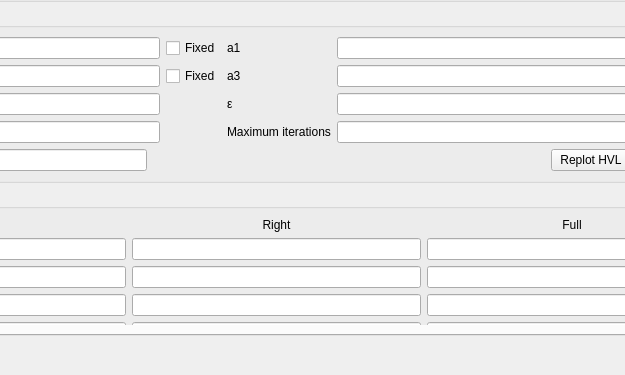
The window that src/gui/evaluationwidget.ui (echmet/CEval) describes before a commit, drawn with Qt 5; both pictures show x 295 to 920 and y 269 to 644 of the 1069 by 644 pixel window.
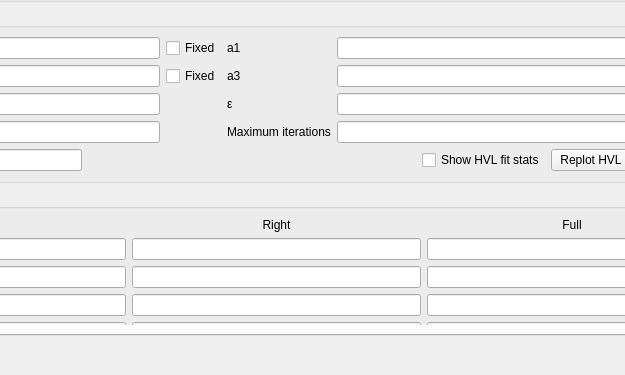
The same window after the commit. Custom widgets are drawn as their Qt base class.

Commit message: Add a checkbox to toggle display of HVL fit stats instead of an obscure "Shift+Click" mechanism

```diff
--- a/src/gui/evaluationwidget.ui
+++ b/src/gui/evaluationwidget.ui
@@ -1047,6 +1047,13 @@
                   </property>
                  </spacer>
                 </item>
+                <item>
+                 <widget class="QCheckBox" name="qcb_showHvlStats">
+                  <property name="text">
+                   <string>Show HVL fit stats</string>
+                  </property>
+                 </widget>
+                </item>
                 <item>
                  <widget class="QPushButton" name="qpb_replotHvl">
                   <property name="styleSheet">
@@ -1061,7 +1068,7 @@
                  </widget>
                 </item>
                 <item>
-                 <widget class="ShiftPushButton" name="qpb_doHvlFit">
+                 <widget class="QPushButton" name="qpb_doHvlFit">
                   <property name="styleSheet">
                    <string notr="true">padding-top: 0.5em;
 padding-bottom: 0.5em;
@@ -1460,11 +1467,6 @@
    <extends>QCheckBox</extends>
    <header>src/gui/common/qmappedcheckbox.h</header>
   </customwidget>
-  <customwidget>
-   <class>ShiftPushButton</class>
-   <extends>QPushButton</extends>
-   <header>src/gui/common/shiftpushbutton.h</header>
-  </customwidget>
  </customwidgets>
  <tabstops>
   <tabstop>scrollArea</tabstop>
```
The commit also changes 8 other files.
